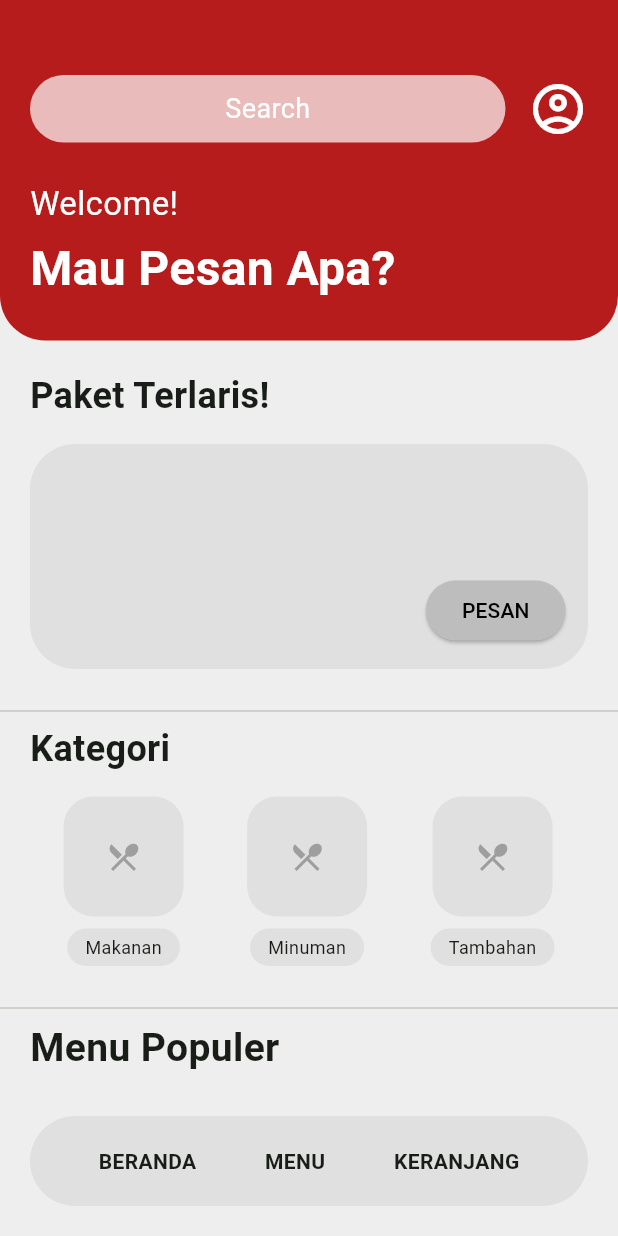
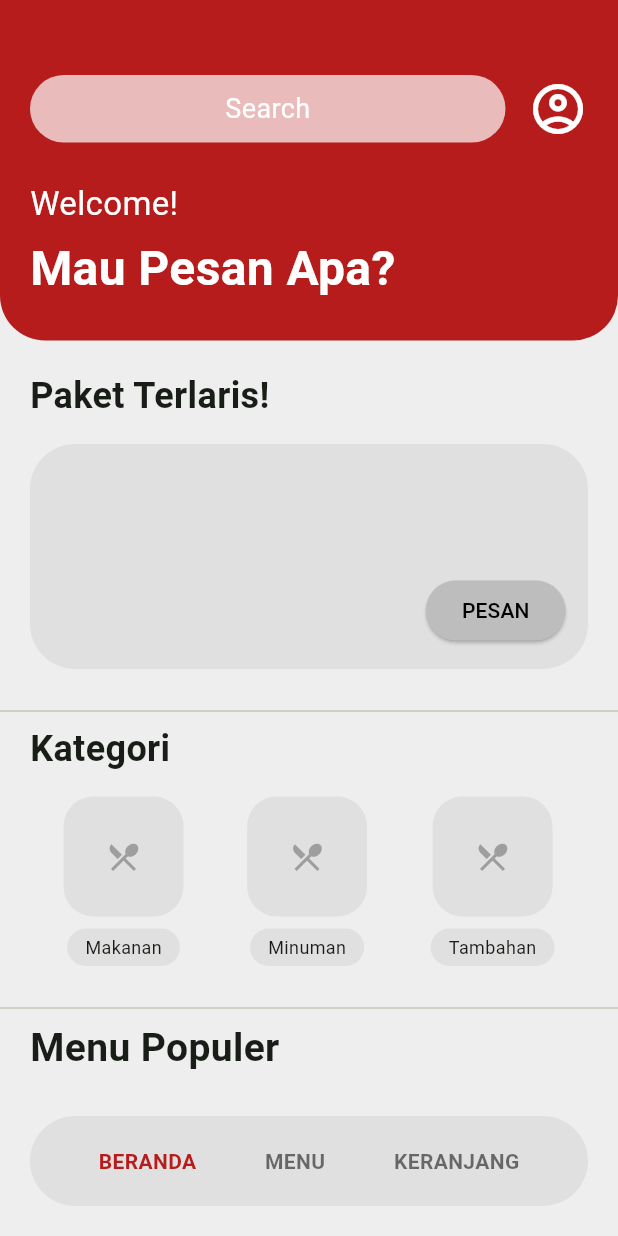
Before and after one commit to vooxza/Project_TA_Kelompok_8, a Flutter app: the HomePage screen opened by its route, on a phone screen of 412 x 824 dp. Run offline on Flutter 3.47's test engine with Material 3 defaults, Android fonts, the phone set to English and light mode, and no system bars; our stand-ins replace get.

Commit message:
navbar, menu, and cart

```diff
--- a/lib/pages/bottom_navigation_bar.dart
+++ b/lib/pages/bottom_navigation_bar.dart
@@ -1,10 +1,19 @@
 import 'package:flutter/material.dart';
+import 'package:get/get.dart';
+import '../controllers/bottomnav_controller.dart';
+import '../pages/homepage.dart';
+import '../pages/menu_page.dart';
+import '../pages/keranjang_page.dart';
+
 
 class BottomNavBar extends StatelessWidget {
-  const BottomNavBar({super.key});
+  BottomNavBar({super.key, required this.currentIndex});
+  final int currentIndex;
+  final BottomNavController controller = Get.put(BottomNavController());
 
   @override
   Widget build(BuildContext context) {
+    controller.changeTab(currentIndex);
     return Container(
       margin: const EdgeInsets.all(20),
       padding: const EdgeInsets.symmetric(vertical: 20),
@@ -12,13 +21,40 @@ class BottomNavBar extends StatelessWidget {
         color: Colors.grey[300],
         borderRadius: BorderRadius.circular(40),
       ),
-      child: Row(
-        mainAxisAlignment: MainAxisAlignment.spaceEvenly,
-        children: const [
-          Text("BERANDA", style: TextStyle(fontWeight: FontWeight.bold)),
-          Text("MENU", style: TextStyle(fontWeight: FontWeight.bold)),
-          Text("KERANJANG", style: TextStyle(fontWeight: FontWeight.bold)),
-        ],
+
+      child: Obx(
+        () => Row(
+          mainAxisAlignment: MainAxisAlignment.spaceEvenly,
+          children: [
+            navItem("BERANDA", 0),
+            navItem("MENU", 1),
+            navItem("KERANJANG", 2),
+          ],
+        ),
+      ),
+    );
+  }
+
+  Widget navItem(String title, int index) {
+    return GestureDetector(
+      onTap: () {
+        controller.changeTab(index);
+        if (index == 0) {
+          Get.offAll(() => const HomePage());
+        } else if (index == 1) {
+          Get.offAll(() => const MenuPage());
+        } else if (index == 2) {
+          Get.offAll(() => const CartPage());
+        }
+      },
+      child: Text(
+        title,
+        style: TextStyle(
+          fontWeight: FontWeight.bold,
+          color: controller.currentIndex.value == index
+              ? const Color(0xFFB71C1C) // AKTIF
+              : Colors.black54, // TIDAK AKTIF
+        ),
       ),
     );
   }
--- a/lib/pages/homepage.dart
+++ b/lib/pages/homepage.dart
@@ -217,7 +217,7 @@ class HomePage extends StatelessWidget {
           ),
         ],
       ),
-      bottomNavigationBar: const BottomNavBar(),
+      bottomNavigationBar: BottomNavBar(currentIndex: 0,),
     );
   }
 
--- a/lib/routes/pages.dart
+++ b/lib/routes/pages.dart
@@ -1,5 +1,7 @@
 import 'package:get/get.dart';
 import 'package:project_ta_kelompok_8/pages/homepage.dart';
+import 'package:project_ta_kelompok_8/pages/menu_page.dart';
+import 'package:project_ta_kelompok_8/pages/keranjang_page.dart';
 import 'package:project_ta_kelompok_8/pages/startingscreen.dart';
 import 'package:project_ta_kelompok_8/pages/splashscreen.dart';
 import 'package:project_ta_kelompok_8/routes/routes.dart';
@@ -25,5 +27,13 @@ class AppPages {
       page: () => HomePage(),
       binding: HomePageBinding(),
     ),
+    GetPage(
+      name: AppRoutes.menu,
+      page: () => MenuPage(),
+    ),
+    GetPage(
+      name: AppRoutes.keranjang,
+      page: () => CartPage(),
+    ),
   ];
 }
--- a/lib/routes/routes.dart
+++ b/lib/routes/routes.dart
@@ -2,4 +2,6 @@ class AppRoutes {
   static const String start = '/startingscreen';
   static const String splashscreen = '/splashscreen';
   static const String homepage = '/homepage';
+  static const String menu = '/menu';
+  static const String keranjang = '/keranjang';
 }
```
Also changed, not shown: lib/pages/keranjang_page.dart (added, +213 -0 lines), lib/pages/menu_page.dart (added, +135 -0 lines).
